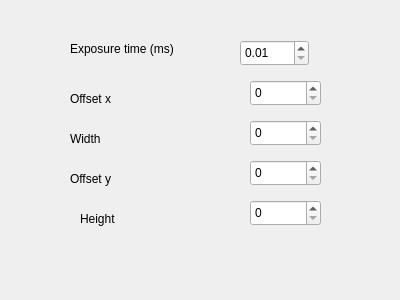
First picture: the form in qt-gui/camera_settings.ui, repository fischchr/ZwoCamera, before the edit.
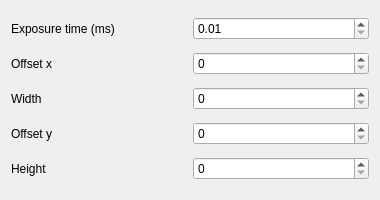
Second picture: the form after the edit.

Commit message: support of two cameras

The edit to the form file:
```diff
--- a/qt-gui/camera_settings.ui
+++ b/qt-gui/camera_settings.ui
@@ -6,77 +6,29 @@
    <rect>
     <x>0</x>
     <y>0</y>
-    <width>400</width>
-    <height>300</height>
+    <width>380</width>
+    <height>200</height>
    </rect>
   </property>
+  <property name="sizePolicy">
+   <sizepolicy hsizetype="Fixed" vsizetype="Fixed">
+    <horstretch>0</horstretch>
+    <verstretch>0</verstretch>
+   </sizepolicy>
+  </property>
   <property name="windowTitle">
    <string>Form</string>
   </property>
-  <widget class="QSpinBox" name="offset_x_input">
-   <property name="geometry">
-    <rect>
-     <x>250</x>
-     <y>80</y>
-     <width>71</width>
-     <height>26</height>
-    </rect>
-   </property>
-  </widget>
-  <widget class="QSpinBox" name="width_input">
-   <property name="geometry">
-    <rect>
-     <x>250</x>
-     <y>120</y>
-     <width>71</width>
-     <height>26</height>
-    </rect>
-   </property>
-   <property name="maximum">
-    <number>9999</number>
-   </property>
-   <property name="singleStep">
-    <number>8</number>
-   </property>
-  </widget>
-  <widget class="QSpinBox" name="offset_y_input">
-   <property name="geometry">
-    <rect>
-     <x>250</x>
-     <y>160</y>
-     <width>71</width>
-     <height>26</height>
-    </rect>
-   </property>
-   <property name="maximum">
-    <number>9999</number>
-   </property>
-  </widget>
-  <widget class="QSpinBox" name="height_input">
-   <property name="geometry">
-    <rect>
-     <x>250</x>
-     <y>200</y>
-     <width>71</width>
-     <height>26</height>
-    </rect>
-   </property>
-   <property name="maximum">
-    <number>9999</number>
-   </property>
-   <property name="singleStep">
-    <number>1</number>
-   </property>
-  </widget>
+  <layout class="QGridLayout" name="gridLayout">
+   <item row="0" column="0">
+    <widget class="QLabel" name="label">
+     <property name="text">
+      <string>Exposure time (ms)</string>
+     </property>
+    </widget>
+   </item>
+   <item row="0" column="1">
   <widget class="QDoubleSpinBox" name="exp_time">
-   <property name="geometry">
-    <rect>
-     <x>240</x>
-     <y>40</y>
-     <width>69</width>
-     <height>26</height>
-    </rect>
-   </property>
    <property name="minimum">
     <double>0.010000000000000</double>
    </property>
@@ -84,71 +36,66 @@
     <double>2000.000000000000000</double>
    </property>
   </widget>
-  <widget class="QLabel" name="label">
-   <property name="geometry">
-    <rect>
-     <x>70</x>
-     <y>40</y>
-     <width>141</width>
-     <height>17</height>
-    </rect>
-   </property>
-   <property name="text">
-    <string>Exposure time (ms)</string>
-   </property>
-  </widget>
+   </item>
+   <item row="1" column="0">
   <widget class="QLabel" name="label_2">
-   <property name="geometry">
-    <rect>
-     <x>70</x>
-     <y>90</y>
-     <width>67</width>
-     <height>17</height>
-    </rect>
-   </property>
    <property name="text">
     <string>Offset x</string>
    </property>
   </widget>
+   </item>
+   <item row="1" column="1">
+    <widget class="QSpinBox" name="offset_x_input"/>
+   </item>
+   <item row="2" column="0">
   <widget class="QLabel" name="label_3">
-   <property name="geometry">
-    <rect>
-     <x>70</x>
-     <y>130</y>
-     <width>67</width>
-     <height>17</height>
-    </rect>
-   </property>
    <property name="text">
     <string>Width</string>
    </property>
   </widget>
+   </item>
+   <item row="2" column="1">
+    <widget class="QSpinBox" name="width_input">
+     <property name="maximum">
+      <number>9999</number>
+     </property>
+     <property name="singleStep">
+      <number>8</number>
+     </property>
+    </widget>
+   </item>
+   <item row="3" column="0">
   <widget class="QLabel" name="label_4">
-   <property name="geometry">
-    <rect>
-     <x>70</x>
-     <y>170</y>
-     <width>67</width>
-     <height>17</height>
-    </rect>
-   </property>
    <property name="text">
     <string>Offset y</string>
    </property>
   </widget>
+   </item>
+   <item row="3" column="1">
+    <widget class="QSpinBox" name="offset_y_input">
+     <property name="maximum">
+      <number>9999</number>
+     </property>
+    </widget>
+   </item>
+   <item row="4" column="0">
   <widget class="QLabel" name="label_5">
-   <property name="geometry">
-    <rect>
-     <x>80</x>
-     <y>210</y>
-     <width>67</width>
-     <height>17</height>
-    </rect>
-   </property>
    <property name="text">
     <string>Height</string>
    </property>
   </widget>
+   </item>
+   <item row="4" column="1">
+    <widget class="QSpinBox" name="height_input">
+     <property name="maximum">
+      <number>9999</number>
+     </property>
+     <property name="singleStep">
+      <number>2</number>
+     </property>
+    </widget>
+   </item>
+  </layout>
  </widget>
  <resources/>
  <connections/>
```
Lines whose indentation alone changed are shown as unchanged. The commit also changes 5 other files.
